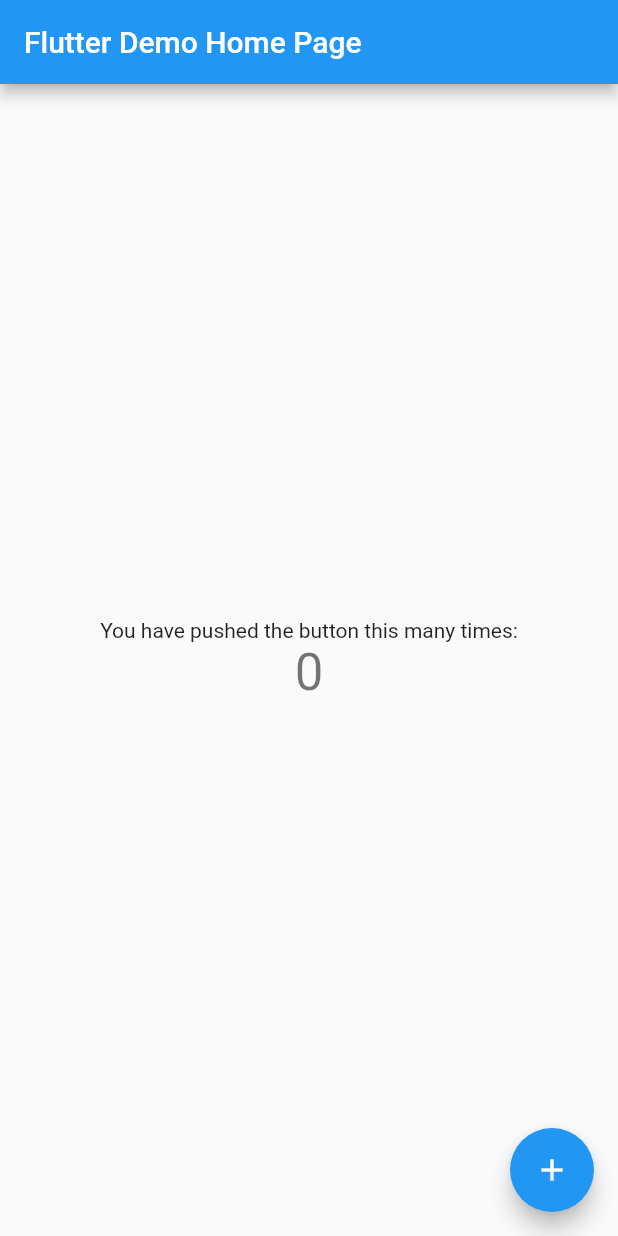
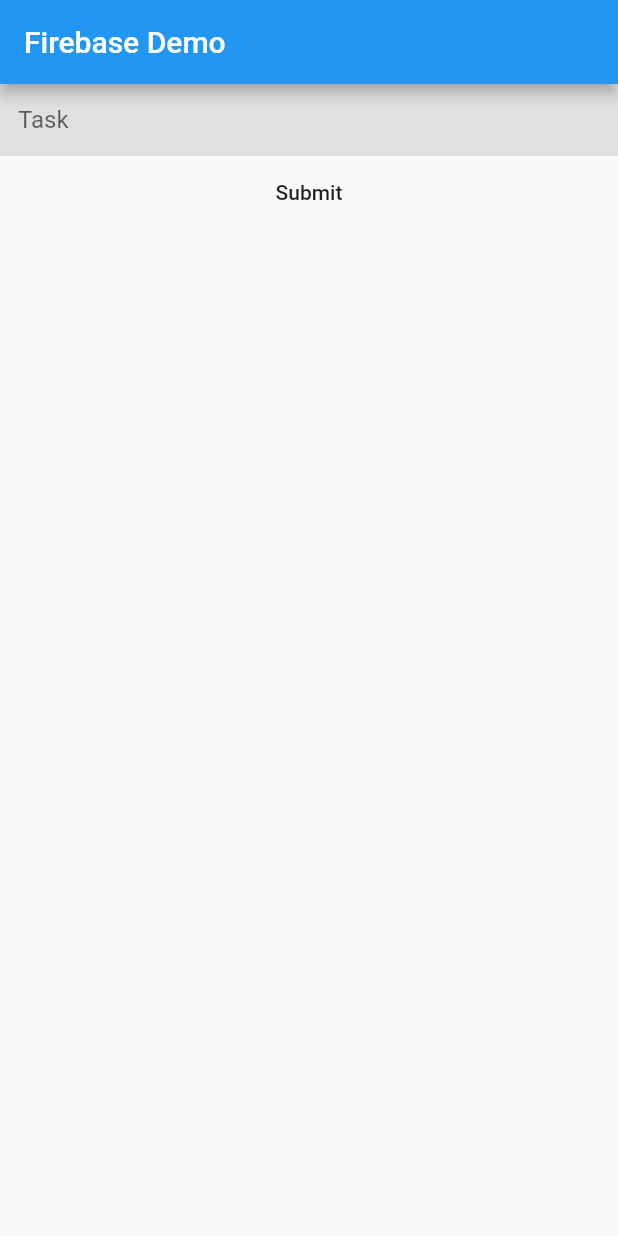
Before and after one commit to rensralph/flutterProjects, a Flutter app: the screen it shows after launch, on a phone screen of 412 x 824 dp. Run offline on Flutter 3.47's test engine with Material 2 defaults, Android fonts, the phone set to English and light mode, and no system bars; our stand-ins replace cloud_firestore; accounts and stored records are empty.

Commit message:
chanege pub and package name

```diff
--- a/lib/main.dart
+++ b/lib/main.dart
@@ -1,111 +1,166 @@
 import 'package:flutter/material.dart';
+import 'package:cloud_firestore/cloud_firestore.dart';
+import 'package:intl/intl.dart';
 
 void main() => runApp(MyApp());
 
 class MyApp extends StatelessWidget {
-  // This widget is the root of your application.
   @override
   Widget build(BuildContext context) {
     return MaterialApp(
-      title: 'Flutter Demo',
-      theme: ThemeData(
-        // This is the theme of your application.
-        //
-        // Try running your application with "flutter run". You'll see the
-        // application has a blue toolbar. Then, without quitting the app, try
-        // changing the primarySwatch below to Colors.green and then invoke
-        // "hot reload" (press "r" in the console where you ran "flutter run",
-        // or simply save your changes to "hot reload" in a Flutter IDE).
-        // Notice that the counter didn't reset back to zero; the application
-        // is not restarted.
-        primarySwatch: Colors.blue,
-      ),
-      home: MyHomePage(title: 'Flutter Demo Home Page'),
+      home: HomePage(),
     );
   }
 }
 
-class MyHomePage extends StatefulWidget {
-  MyHomePage({Key key, this.title}) : super(key: key);
-
-  // This widget is the home page of your application. It is stateful, meaning
-  // that it has a State object (defined below) that contains fields that affect
-  // how it looks.
-
-  // This class is the configuration for the state. It holds the values (in this
-  // case the title) provided by the parent (in this case the App widget) and
-  // used by the build method of the State. Fields in a Widget subclass are
-  // always marked "final".
-
-  final String title;
-
+class HomePage extends StatefulWidget {
   @override
-  _MyHomePageState createState() => _MyHomePageState();
+  _HomePageState createState() => _HomePageState();
 }
 
-class _MyHomePageState extends State<MyHomePage> {
-  int _counter = 0;
+class _HomePageState extends State<HomePage> {
+  String id;
+  final db = Firestore.instance;
 
-  void _incrementCounter() {
-    setState(() {
-      // This call to setState tells the Flutter framework that something has
-      // changed in this State, which causes it to rerun the build method below
-      // so that the display can reflect the updated values. If we changed
-      // _counter without calling setState(), then the build method would not be
-      // called again, and so nothing would appear to happen.
-      _counter++;
-    });
-  }
+  TextEditingController todo = TextEditingController();
+  ScrollController _sc = ScrollController();
 
   @override
   Widget build(BuildContext context) {
-    // This method is rerun every time setState is called, for instance as done
-    // by the _incrementCounter method above.
-    //
-    // The Flutter framework has been optimized to make rerunning build methods
-    // fast, so that you can just rebuild anything that needs updating rather
-    // than having to individually change instances of widgets.
     return Scaffold(
       appBar: AppBar(
-        // Here we take the value from the MyHomePage object that was created by
-        // the App.build method, and use it to set our appbar title.
-        title: Text(widget.title),
+        title: Text("Firebase Demo"),
       ),
-      body: Center(
-        // Center is a layout widget. It takes a single child and positions it
-        // in the middle of the parent.
+      body: SingleChildScrollView(
+        child: Container(
+          height: MediaQuery.of(context).size.height,
+          width: MediaQuery.of(context).size.width,
+          child: Column(
+            children: <Widget>[
+              Row(
+                crossAxisAlignment: CrossAxisAlignment.center,
+                mainAxisAlignment: MainAxisAlignment.center,
+                children: <Widget>[
+                  Expanded(
+                    child: TextField(
+                      decoration: InputDecoration(
+                        border: InputBorder.none,
+                        hintText: 'Task',
+                        fillColor: Colors.grey[300],
+                        filled: true,
+                      ),
+                      //
+                      controller: todo,
+                    ),
+                  ),
+                ],
+              ),
+              Row(
+                crossAxisAlignment: CrossAxisAlignment.center,
+                mainAxisAlignment: MainAxisAlignment.center,
+                children: <Widget>[
+                  FlatButton(
+                    onPressed: createData,
+                    child: Text("Submit"),
+                  )
+                ],
+              ),
+              Container(
+                child: ListView(
+                  controller: _sc,
+                  scrollDirection: Axis.vertical,
+                  shrinkWrap: true,
+                  padding: EdgeInsets.all(8.0),
+                  children: <Widget>[
+                    //StreamBuilder
+                    //QuertSnapshot
+                    StreamBuilder<QuerySnapshot>(
+                      ///stream
+                      stream: db.collection('test').snapshots(),
+                      builder: (context, snapshot) {
+                        if (snapshot.hasData) {
+                          return Column(
+                              children: snapshot.data.documents
+                                  .map((doc) => buildItem(doc))
+                                  .toList());
+                        } else {
+                          return SizedBox();
+                        }
+                      },
+                    )
+                  ],
+                ),
+              ),
+            ],
+          ),
+        ),
+      ),
+    );
+  }
+
+
+  void createData() async {
+    final task = todo.text;
+    //DateFormat converts Datetime(timestamp) into date and time
+    var now = new DateTime.now();
+    DocumentReference ref = await db.collection('test').add({
+      'todo': '$task',
+      'td': DateFormat("yyyy-MM-dd hh:mm:ss").format(now)});
+
+    setState(() => id = ref.documentID);
+    print(ref.documentID);
+  }
+
+  void updateData(DocumentSnapshot doc) async {
+    final task = todo.text;
+    var now = new DateTime.now();
+    await db
+        .collection('test')
+        .document(doc.documentID)
+        .updateData({
+          'todo': '$task',
+          'td': DateFormat("yyyy-MM-dd hh:mm:ss").format(now)});
+  }
+
+  void deleteData(DocumentSnapshot doc) async {
+    await db.collection('test').document(doc.documentID).delete();
+    setState(() => id = null);
+  }
+
+  Card buildItem(DocumentSnapshot doc) {
+    return Card(
+      child: Padding(
+        padding: const EdgeInsets.all(8.0),
         child: Column(
-          // Column is also a layout widget. It takes a list of children and
-          // arranges them vertically. By default, it sizes itself to fit its
-          // children horizontally, and tries to be as tall as its parent.
-          //
-          // Invoke "debug painting" (press "p" in the console, choose the
-          // "Toggle Debug Paint" action from the Flutter Inspector in Android
-          // Studio, or the "Toggle Debug Paint" command in Visual Studio Code)
-          // to see the wireframe for each widget.
-          //
-          // Column has various properties to control how it sizes itself and
-          // how it positions its children. Here we use mainAxisAlignment to
-          // center the children vertically; the main axis here is the vertical
-          // axis because Columns are vertical (the cross axis would be
-          // horizontal).
-          mainAxisAlignment: MainAxisAlignment.center,
+          crossAxisAlignment: CrossAxisAlignment.start,
           children: <Widget>[
             Text(
-              'You have pushed the button this many times:',
+              'todo: ${doc.data['todo']}',
+              style: TextStyle(fontSize: 24),
+            ),Text(
+              'td: ${doc.data['td']}',
+              style: TextStyle(fontSize: 18),
             ),
-            Text(
-              '$_counter',
-              style: Theme.of(context).textTheme.display1,
-            ),
+            SizedBox(height: 12),
+            Row(
+              mainAxisAlignment: MainAxisAlignment.end,
+              children: <Widget>[
+                FlatButton(
+                  onPressed: () => updateData(doc),
+                  child: Text('Update todo',
+                      style: TextStyle(color: Colors.white)),
+                  color: Colors.green,
+                ),
+                SizedBox(width: 8),
+                FlatButton(
+                  onPressed: () => deleteData(doc),
+                  child: Text('Delete'),
+                ),
+              ],
+            )
           ],
         ),
       ),
-      floatingActionButton: FloatingActionButton(
-        onPressed: _incrementCounter,
-        tooltip: 'Increment',
-        child: Icon(Icons.add),
-      ), // This trailing comma makes auto-formatting nicer for build methods.
     );
   }
 }
--- a/pubspec.yaml
+++ b/pubspec.yaml
@@ -23,6 +23,10 @@ dependencies:
   # The following adds the Cupertino Icons font to your application.
   # Use with the CupertinoIcons class for iOS style icons.
   cupertino_icons: ^0.1.2
+   # newly added for firebase
+  cloud_firestore: ^0.12.9+5
+  # newly added together with firebase
+  intl: ^0.15.8
 
 dev_dependencies:
   flutter_test:
```
Also changed, not shown: pubspec.lock, 9 other files.
